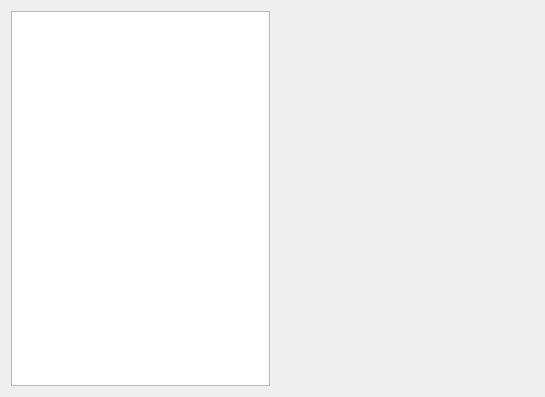
megakoko/m-system, file src/loader/settingsdialog.ui: the form before one commit.
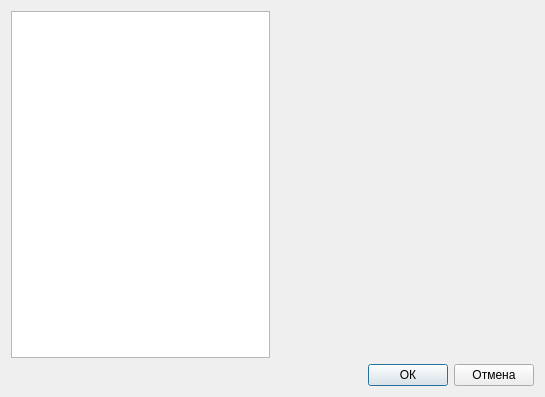
The form after the commit.

Commit message: Добавил кнопки сохранения и отмены в диалог настроек.

Diff of the .ui file:
```diff
--- a/src/loader/settingsdialog.ui
+++ b/src/loader/settingsdialog.ui
@@ -13,12 +13,47 @@
   <property name="windowTitle">
    <string>Настройки системы</string>
   </property>
-  <layout class="QHBoxLayout" name="horizontalLayout">
+  <layout class="QVBoxLayout" name="verticalLayout">
    <item>
-    <widget class="QListWidget" name="m_listWidget"/>
+    <layout class="QHBoxLayout" name="horizontalLayout">
+     <item>
+      <widget class="QListWidget" name="m_listWidget"/>
+     </item>
+     <item>
+      <widget class="QStackedWidget" name="m_stackedWidget"/>
+     </item>
+    </layout>
    </item>
    <item>
-    <widget class="QStackedWidget" name="m_stackedWidget"/>
+    <layout class="QHBoxLayout" name="horizontalLayout_2">
+     <item>
+      <spacer name="horizontalSpacer">
+       <property name="orientation">
+        <enum>Qt::Horizontal</enum>
+       </property>
+       <property name="sizeHint" stdset="0">
+        <size>
+         <width>40</width>
+         <height>20</height>
+        </size>
+       </property>
+      </spacer>
+     </item>
+     <item>
+      <widget class="QPushButton" name="m_ok">
+       <property name="text">
+        <string>ОК</string>
+       </property>
+      </widget>
+     </item>
+     <item>
+      <widget class="QPushButton" name="m_cancel">
+       <property name="text">
+        <string>Отмена</string>
+       </property>
+      </widget>
+     </item>
+    </layout>
    </item>
   </layout>
  </widget>
```
The commit also changes 2 other files.
